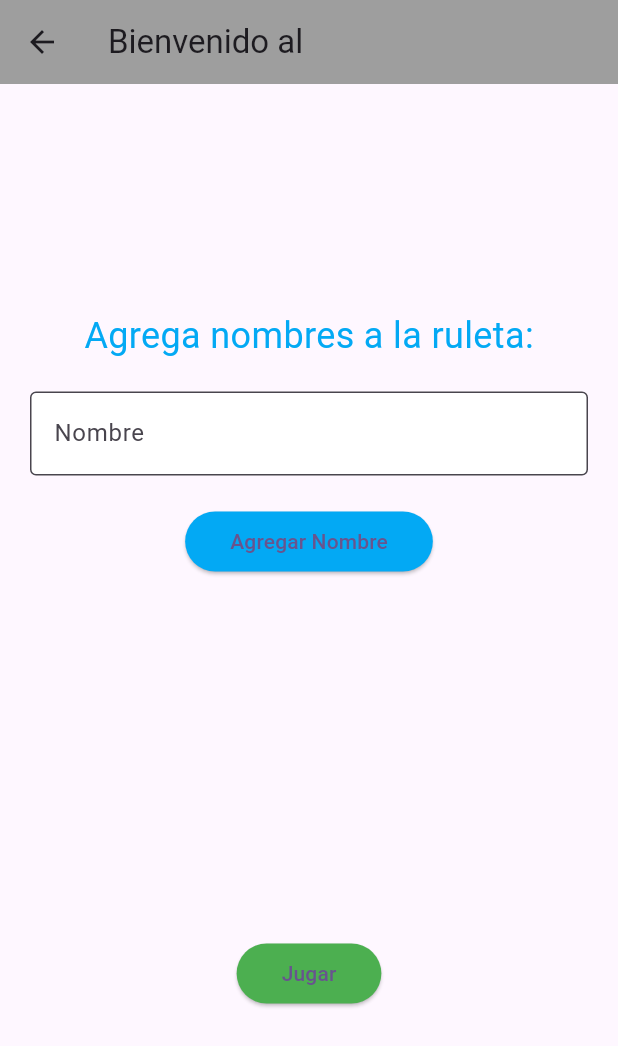
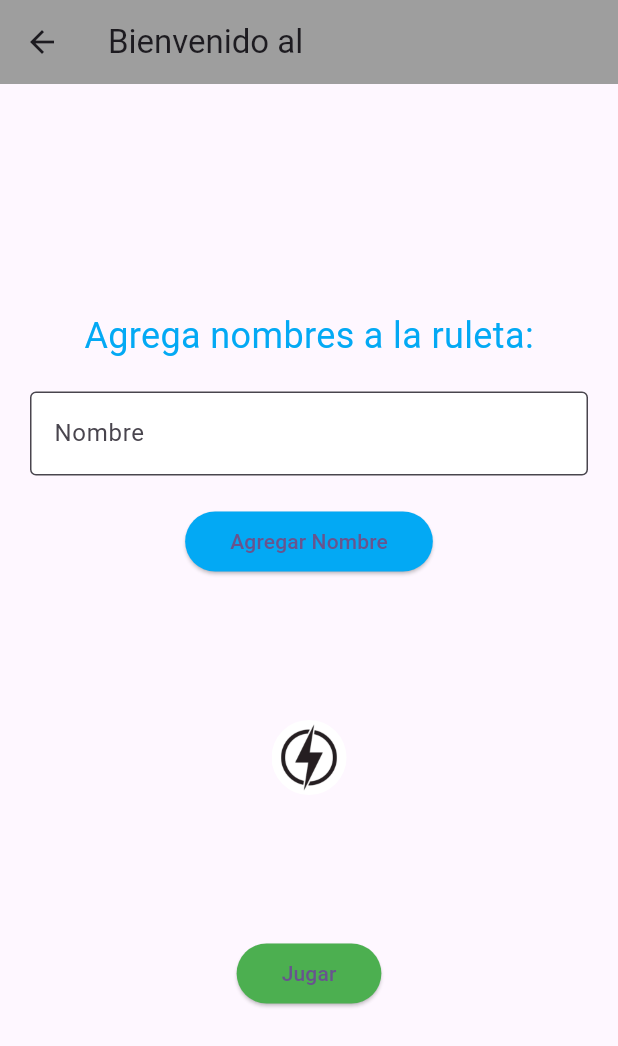
Before and after one commit to enneeeeer/tragovoltaje, a Flutter app: the RuletaPage screen opened directly with empty values, on a phone screen of 412 x 824 dp. Shown: the top 1046 px of the screen. Run offline on Flutter 3.47's test engine with Material 3 defaults, Android fonts, the phone set to English and light mode, and no system bars; our stand-ins replace font_awesome_flutter.

```diff
--- a/flutter_application_2/lib/ruleta_page.dart
+++ b/flutter_application_2/lib/ruleta_page.dart
@@ -56,14 +56,17 @@ class _RuletaPageState extends State<RuletaPage> {
                   _controller.clear(); // Limpiar el campo de texto
                 }
               },
-              child: Text('Agregar Nombre'),
               style: ElevatedButton.styleFrom(
                 backgroundColor: Colors.lightBlue,
                 padding: EdgeInsets.symmetric(horizontal: 30, vertical: 10),
               ),
+              child: Text('Agregar Nombre'),
             ),
             SizedBox(height: 20),
             // Aquí se muestra la ruleta
+            Stack(
+              alignment: Alignment.center,
+              children: [
                 Container(
                   height: 200,
                   width: 200,
@@ -71,7 +74,17 @@ class _RuletaPageState extends State<RuletaPage> {
                     painter: RuletaPainter(nombres: _nombres),
                   ),
                 ),
-            SizedBox(height: 20,),// Para empujar el botón hacia abajo
+                ClipOval(
+                  child: Image.asset(
+                    'assets/images/rayo.png', // Reemplaza con la ruta de tu imagen
+                    height: 50, // Ajusta el tamaño según sea necesario
+                    width: 50,
+                    fit: BoxFit.cover,
+                  ),
+                ),
+              ],
+            ),
+            SizedBox(height: 20,), // Para empujar el botón hacia abajo
             ElevatedButton(
               onPressed: () {
                 // Navegar a la nueva página de la ruleta
@@ -82,11 +95,11 @@ class _RuletaPageState extends State<RuletaPage> {
                   ),
                 );
               },
-              child: Text('Jugar'),
               style: ElevatedButton.styleFrom(
                 backgroundColor: Colors.green,
                 padding: EdgeInsets.symmetric(horizontal: 30, vertical: 10),
               ),
+              child: Text('Jugar'),
             ),
           ],
         ),
```
Also changed, not shown: flutter_application_2/lib/ruleta_juego_page.dart (+20 -2 lines), flutter_application_2/assets/images/rayo.png (added). Lines whose indentation alone changed are shown as unchanged.
